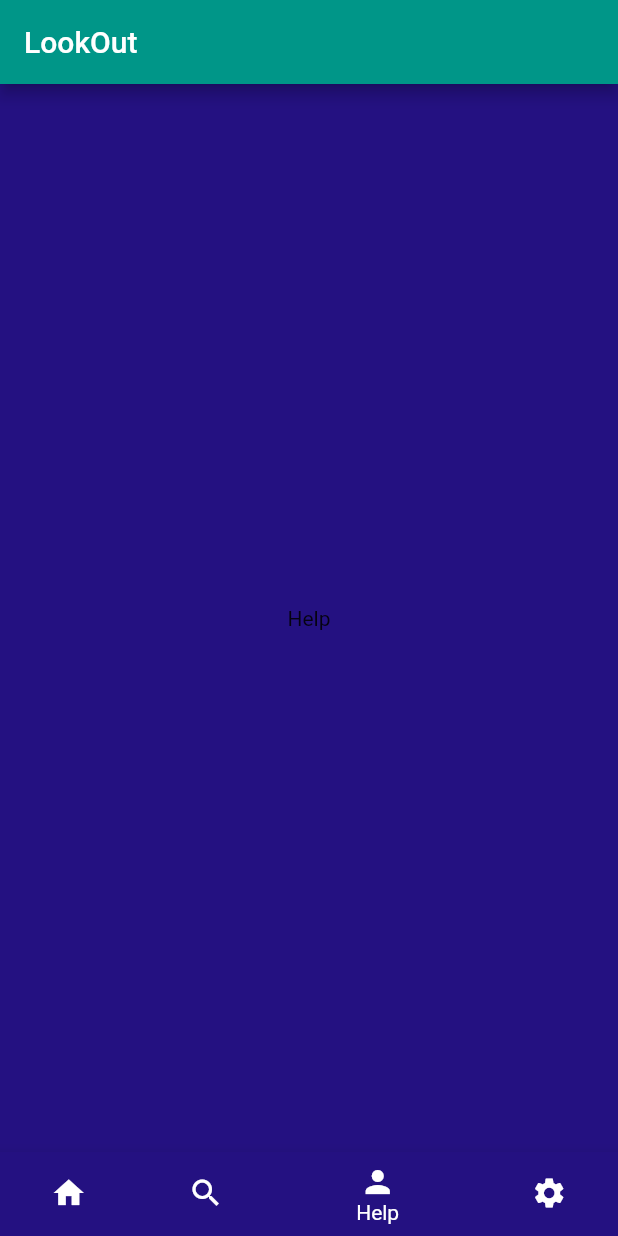
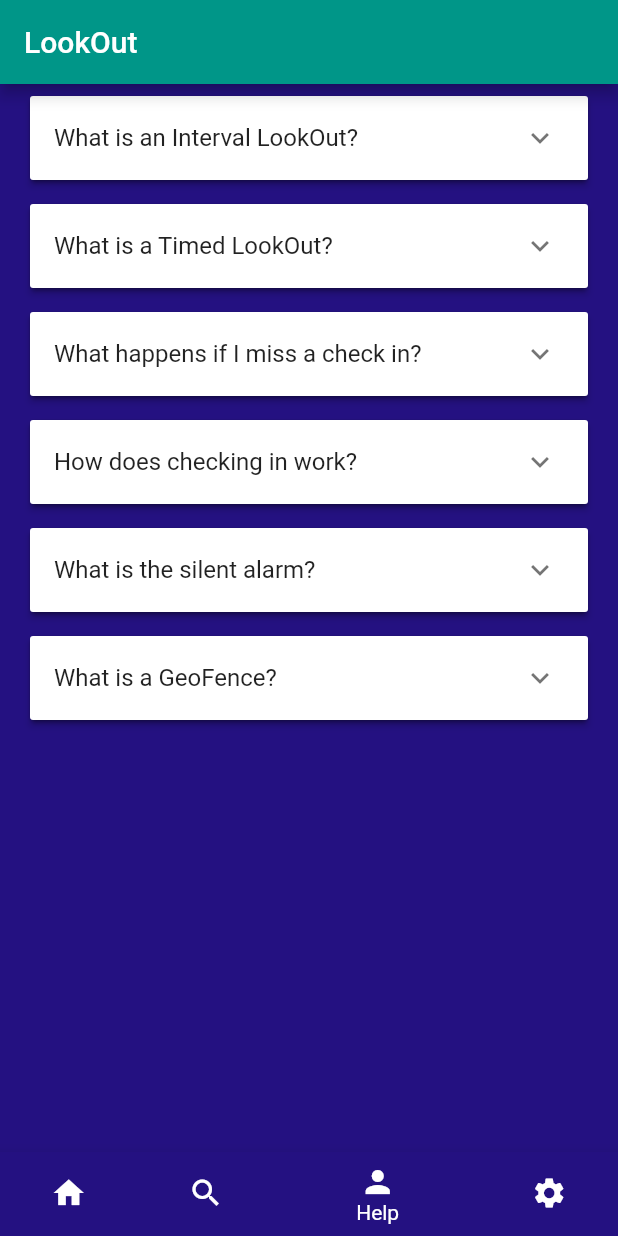
Before and after one commit to SahujMehta/lookout, a Flutter app: the screen it shows after launch, item 3 of the bottom bar chosen, on a phone screen of 412 x 824 dp. Run offline on Flutter 3.47's test engine with Material 2 defaults, Android fonts, the phone set to English and light mode, and no system bars.

Commit message:
Added content to help page

```diff
--- a/lib/help.dart
+++ b/lib/help.dart
@@ -1,10 +1,53 @@
 import 'package:flutter/material.dart';
+import 'collapsible_list.dart';
 
 class Help extends StatelessWidget {
   @override
   Widget build(BuildContext context) {
-    return Center(
-      child: Text('Help'),
+    return ListView(
+      children: [
+        ListTile(
+          title: CollapsibleCard(
+            title: 'What is an Interval LookOut?',
+            content:
+                'An Interval LookOut allows you to set a specific time interval to check in for a given \'event\'. Simply set the interval length and duration, write a short description, select the contacts to be contacted if you miss a check in and click start.',
+          ),
+        ),
+        ListTile(
+          title: CollapsibleCard(
+            title: 'What is a Timed LookOut?',
+            content:
+                'A Timed LookOut allows you to set a specific time to check in for a given \'event\'. Simply set the check in time, write a short description, select the contacts to be contacted if you miss a check in and click start.',
+          ),
+        ),
+        ListTile(
+          title: CollapsibleCard(
+            title: 'What happens if I miss a check in?',
+            content:
+                'If a check in is missed, the contacts you assigned for the LookOut, along with your emergency contacts will be contacted. If they have the app, their phone will ring to inform them. Otherwise, they will receive a text to our website. It is only at this point that your location is shared.',
+          ),
+        ),
+        ListTile(
+          title: CollapsibleCard(
+            title: 'How does checking in work?',
+            content:
+                'To check in, simply open the app, and type in your pin. You have two pins, one to deactivate the timed LookOut or check in for an interval LookOut, the other raises a silent alarm and notifies your contacts for the event. Don\'t share these pins, doing so compromises the silent alarm system.',
+          ),
+        ),
+        ListTile(
+            title: CollapsibleCard(
+          title: 'What is the silent alarm?',
+          content:
+              'The silent alarm is a feature that allows you to raise an alarm without alerting the people you are with. This is useful if you are in a situation where you need to alert your contacts, but don\'t want to alert the people you are with. To use this feature, simply open the app, and type in your silent alarm pin. This will notify your contacts for the event, but will not alert the people you are with.',
+        )),
+        ListTile(
+          title: CollapsibleCard(
+            title: 'What is a GeoFence?',
+            content:
+                'A GeoFence is a location such as your home, that automatically deactivates any active LookOuts. This feature maybe useful, if for example, you are a frequent runner..',
+          ),
+        ),
+      ],
     );
   }
 }
--- a/lib/main.dart
+++ b/lib/main.dart
@@ -13,7 +13,7 @@
   @override
   Widget build(BuildContext context) {
     return MaterialApp(
-      title: 'My App',
+      title: 'LookOut',
       theme: new ThemeData(
           primarySwatch: Colors.teal, canvasColor: const Color(0xff241181)),
       initialRoute: '/',
--- a/lib/my_home_page.dart
+++ b/lib/my_home_page.dart
@@ -110,7 +110,7 @@
           ),
         ),
         SizedBox(height: 16), // add some spacing between buttons
-        Container(
+        Expanded(
           child: Container(
             padding: const EdgeInsets.all(8.0),
             decoration: BoxDecoration(
```
